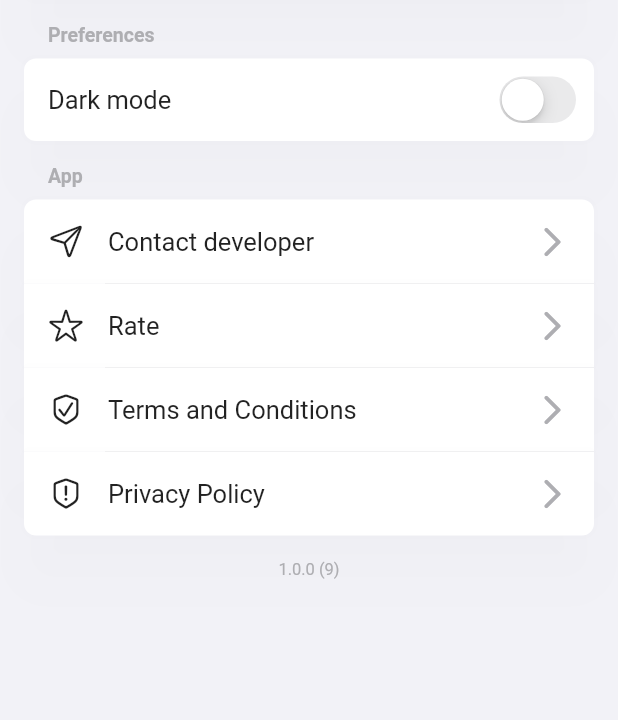
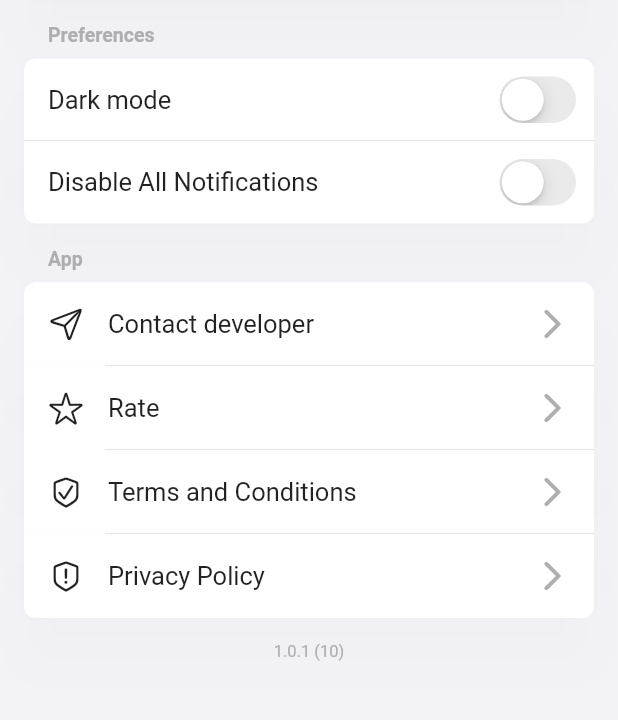
Before and after one commit to JackWRadford/habit-tracker, a Flutter app: the SettingsView screen opened by its route, on a phone screen of 412 x 824 dp, the part 168-888 px from its top. Run offline on Flutter 3.47's test engine with Material 2 defaults, Android fonts, the phone set to English and light mode, and no system bars; our stand-ins replace fl_chart, flutter_local_notifications, flutter_native_timezone, get_it, in_app_purchase, in_app_review and 2 more; accounts and stored records are empty; generated files the repository leaves out were written again.

Commit message:
Fixed recieving notifications from deleted habits. Added disable all notifications toggle to remove scheduled notification from deleted habits on v1.0.0

```diff
--- a/lib/core/models/settings.dart
+++ b/lib/core/models/settings.dart
@@ -6,6 +6,7 @@ class Settings {
   bool isDark = false;
   bool isPro = false;
   Locale? locale;
+  bool disableAllNoti = false;
 
   Settings();
 
@@ -15,6 +16,7 @@ class Settings {
       'isDark': (isDark) ? 1 : 0,
       'isPro': (isPro) ? 1 : 0,
       'locale': locale.toString(),
+      'disableAllNoti': (disableAllNoti) ? 1 : 0,
     };
   }
 
@@ -24,6 +26,7 @@ class Settings {
     isDark = (map['isDark'] == 1);
     isPro = (map['isPro'] == 1);
     locale = _stringToLocale(map['locale']);
+    disableAllNoti = (map['disableAllNoti'] == 1);
   }
 
   /// Convert from string to locale
--- a/lib/core/providers/home_model.dart
+++ b/lib/core/providers/home_model.dart
@@ -75,7 +75,7 @@ class HomeModel extends BaseModel {
   Future<void> deleteHabit(int id) async {
     await _api.deleteHabit(id);
     // Cancel it's notifications
-    _notificationService.cancelNotificationWithId(id);
+    await _notificationService.cancelNotificationWithId(id);
     notifyListeners();
   }
 
--- a/lib/core/providers/settings_model.dart
+++ b/lib/core/providers/settings_model.dart
@@ -1,5 +1,7 @@
+import 'package:flutter/material.dart';
 import 'package:habit_tracker/core/locator.dart';
 import 'package:habit_tracker/core/providers/base_model.dart';
+import 'package:habit_tracker/core/services/notification_service.dart';
 import 'package:habit_tracker/core/services/settings_service.dart';
 import 'package:habit_tracker/core/services/review_service.dart';
 
@@ -11,10 +13,30 @@ class SettingsModel extends BaseModel {
   /// Review service
   final ReviewService _reviewService = locator<ReviewService>();
 
+  /// Notification service
+  final NotificationService _notificationService =
+      locator<NotificationService>();
+
   /// Constructor
   SettingsModel() {
     // Callback from settingsService when settings are updated (purchased pro)
     _settingsService.callBackSettingsModel = () => notifyListeners();
+  }
+
+  bool getDisableAllNoti() {
+    return _settingsService.getSettings().disableAllNoti;
+  }
+
+  /// Sets new disableAllNoti (updates DB)
+  setDisableAllNoti(bool value, BuildContext ctx) async {
+    // Update local settings disableAllNoti
+    _settingsService.getSettings().disableAllNoti = value;
+    // Update settings in database
+    await _settingsService.updateSettings();
+    // Update notifications
+    await _notificationService.disableAllNoti(value, ctx);
+
+    notifyListeners();
   }
 
   /// Open app store review page
--- a/lib/core/services/database_api.dart
+++ b/lib/core/services/database_api.dart
@@ -61,13 +61,15 @@ const String _tableSettings = 'Settings';
 const String _colIsDark = 'isDark';
 const String _colIsPro = 'isPro';
 const String _colLocale = 'locale';
+const String _colDisableAllNoti = 'disableAllNoti';
 
 /// List of all [_tableSettings] columns
 final List<String>? _settingsColumns = [
   _colId,
   _colIsDark,
   _colIsPro,
-  _colLocale
+  _colLocale,
+  _colDisableAllNoti
 ];
 
 /// Map of db version to scripts for migration control
@@ -109,6 +111,7 @@ Map<int, String> _migrationScripts = {
   9: 'ALTER TABLE $_tableHabits ADD COLUMN $_colNotiToggle INTEGER',
   10: 'ALTER TABLE $_tableHabits ADD COLUMN $_colNotiBody TEXT',
   11: 'ALTER TABLE $_tableHabits ADD COLUMN $_colNotes TEXT',
+  12: 'ALTER TABLE $_tableSettings ADD COLUMN $_colDisableAllNoti INTEGER'
 };
 
 /// Database instance
--- a/lib/ui/views/settings_view.dart
+++ b/lib/ui/views/settings_view.dart
@@ -66,8 +66,17 @@ class SettingsView extends StatelessWidget {
                     );
                   }
                 },
-                pos: SettingsPos.solo,
+                pos: SettingsPos.top,
                 value: Provider.of<ThemeNotifier>(context).getIsDarkMode(),
+              ),
+              SectionToggle(
+                title: AppLocalizations.of(context)!.disableAllNoti,
+                onChanged: (value)  {
+                   Provider.of<SettingsModel>(context, listen: false)
+                      .setDisableAllNoti(value, context);
+                },
+                pos: SettingsPos.bottom,
+                value: Provider.of<SettingsModel>(context).getDisableAllNoti(),
               ),
 
               /// APP SECTION
@@ -165,7 +174,7 @@ class SettingsView extends StatelessWidget {
               /// VERSION
               UIHelper.verticalSpaceMedium(),
               Text(
-                '1.0.0 (9)',
+                '1.0.1 (10)',
                 style: textCaption2.copyWith(
                   color: myGrey,
                 ),
--- a/pubspec.yaml
+++ b/pubspec.yaml
@@ -3,7 +3,7 @@ description: A new Flutter project.
 
 # The following line prevents the package from being accidentally published to
 # pub.dev using `flutter pub publish`. This is preferred for private packages.
-publish_to: 'none' # Remove this line if you wish to publish to pub.dev
+publish_to: "none" # Remove this line if you wish to publish to pub.dev
 
 # The following defines the version and build number for your application.
 # A version number is three numbers separated by dots, like 1.2.43
@@ -15,7 +15,7 @@ publish_to: 'none' # Remove this line if you wish to publish to pub.dev
 # In iOS, build-name is used as CFBundleShortVersionString while build-number used as CFBundleVersion.
 # Read more about iOS versioning at
 # https://developer.apple.com/library/archive/documentation/General/Reference/InfoPlistKeyReference/Articles/CoreFoundationKeys.html
-version: 1.0.0+9
+version: 1.0.1+10
 
 environment:
   sdk: ">=2.15.0 <3.0.0"
@@ -35,7 +35,6 @@ dependencies:
     sdk: flutter
   # Used for localizations
   intl: ^0.17.0
-
 
   # The following adds the Cupertino Icons font to your application.
   # Use with the CupertinoIcons class for iOS style icons.
```
Also changed, not shown: lib/core/services/notification_service.dart (+42 -8 lines), lib/l10n/app_en.arb (+74 -73 lines).
